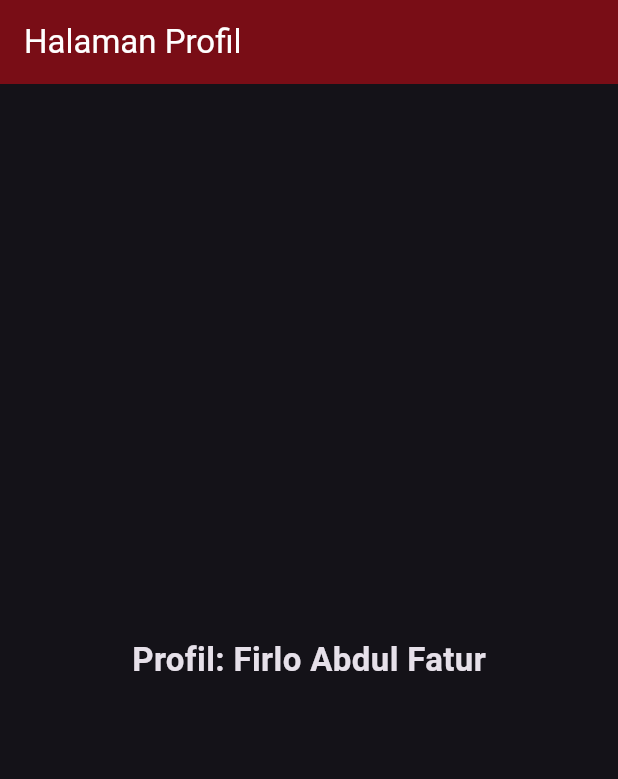
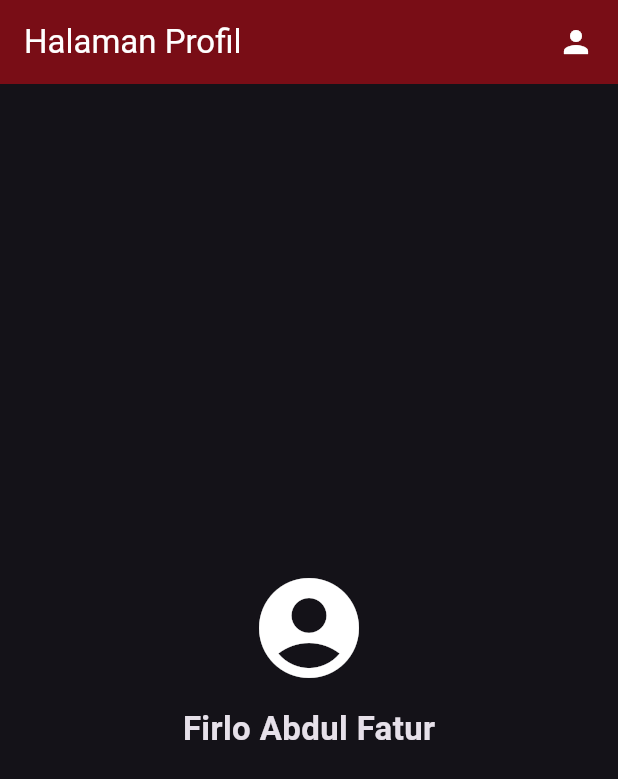
Before and after one commit to firloabdh-dot/latihan05_aplikasimobile, a Flutter app: the screen it shows after launch, on a phone screen of 412 x 824 dp. Shown: the top 779 px of the screen. Run offline on Flutter 3.47's test engine with Material 3 defaults, Android fonts, the phone set to English and light mode, and no system bars.

Commit message:
menambah icon

```diff
--- a/lib/main.dart
+++ b/lib/main.dart
@@ -20,12 +20,10 @@ class MyApp extends StatelessWidget {
       ),
       darkTheme: ThemeData.dark(),
       themeMode: ThemeMode.dark,
-      // Halaman awal diarahkan ke ProfilePage
       home: const ProfilePage(),
     );
   }
 }
-
 
 class MyHomePage extends StatelessWidget {
   const MyHomePage({super.key});
@@ -62,14 +60,28 @@ class ProfilePage extends StatelessWidget {
         title: const Text('Halaman Profil'),
         backgroundColor: const Color(0xFF790D16),
         foregroundColor: Colors.white,
+        actions: const [
+          Icon(Icons.person),
+          SizedBox(width: 16),
+        ],
       ),
       body: const Center(
-        child: Text(
-          'Profil: Firlo Abdul Fatur',
-          style: TextStyle(
-            fontSize: 22,
-            fontWeight: FontWeight.w600,
-          ),
+        child: Column(
+          mainAxisSize: MainAxisSize.min,
+          children: [
+            Icon(
+              Icons.account_circle,
+              size: 80,
+            ),
+            SizedBox(height: 12),
+            Text(
+              'Firlo Abdul Fatur',
+              style: TextStyle(
+                fontSize: 22,
+                fontWeight: FontWeight.w600,
+              ),
+            ),
+          ],
         ),
       ),
     );
```
